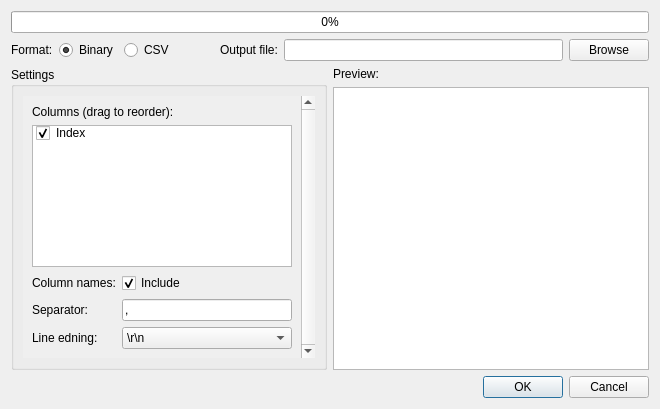
This is src/LorrisAnalyzer/DataWidgets/GraphWidget/graphexport.ui in Tasssadar/Lorris as Qt 5 draws it before an edit. The edited form follows.
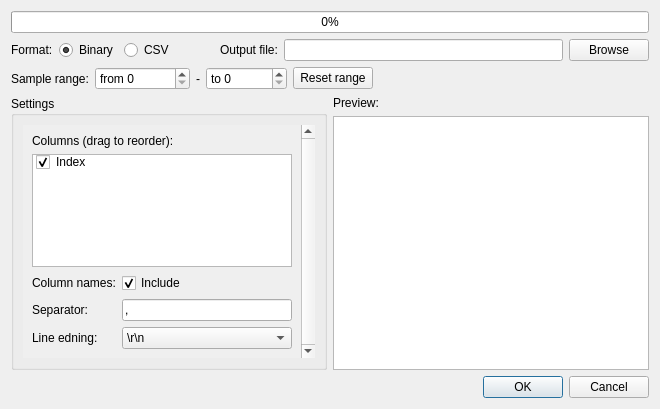
This is the edited form. The open tabs and pages were chosen to show the change. Custom widgets are drawn as their Qt base class.

Commit message: [869] Analyzer: add support for limiting sample range in graph export

The edit to the form file:
```diff
--- a/src/LorrisAnalyzer/DataWidgets/GraphWidget/graphexport.ui
+++ b/src/LorrisAnalyzer/DataWidgets/GraphWidget/graphexport.ui
@@ -85,6 +85,70 @@
      </item>
     </layout>
    </item>
+   <item>
+    <layout class="QHBoxLayout" name="horizontalLayout">
+     <item>
+      <widget class="QLabel" name="label_14">
+       <property name="text">
+        <string>Sample range:</string>
+       </property>
+      </widget>
+     </item>
+     <item>
+      <widget class="QSpinBox" name="sampleStartBox">
+       <property name="prefix">
+        <string>from </string>
+       </property>
+       <property name="maximum">
+        <number>2147483647</number>
+       </property>
+      </widget>
+     </item>
+     <item>
+      <widget class="QLabel" name="label_15">
+       <property name="text">
+        <string>-</string>
+       </property>
+      </widget>
+     </item>
+     <item>
+      <widget class="QSpinBox" name="sampleEndBox">
+       <property name="sizePolicy">
+        <sizepolicy hsizetype="Minimum" vsizetype="Fixed">
+         <horstretch>0</horstretch>
+         <verstretch>0</verstretch>
+        </sizepolicy>
+       </property>
+       <property name="prefix">
+        <string>to </string>
+       </property>
+       <property name="maximum">
+        <number>2147483647</number>
+       </property>
+      </widget>
+     </item>
+     <item>
+      <widget class="QPushButton" name="rangeResetBtn">
+       <property name="text">
+        <string>Reset range</string>
+       </property>
+      </widget>
+     </item>
+     <item>
+      <spacer name="horizontalSpacer_2">
+       <property name="orientation">
+        <enum>Qt::Horizontal</enum>
+       </property>
+       <property name="sizeHint" stdset="0">
+        <size>
+         <width>40</width>
+         <height>20</height>
+        </size>
+       </property>
+      </spacer>
+     </item>
+    </layout>
+   </item>
    <item>
     <layout class="QHBoxLayout" name="horizontalLayout_2">
      <item>
@@ -287,8 +351,8 @@
                 <rect>
                  <x>0</x>
                  <y>0</y>
-                 <width>157</width>
-                 <height>193</height>
+                 <width>188</width>
+                 <height>191</height>
                 </rect>
                </property>
                <layout class="QVBoxLayout" name="verticalLayout_5">
```
Left out of the diff: 20 changed lines with no effect on the pictures. The commit also changes 3 other files.
